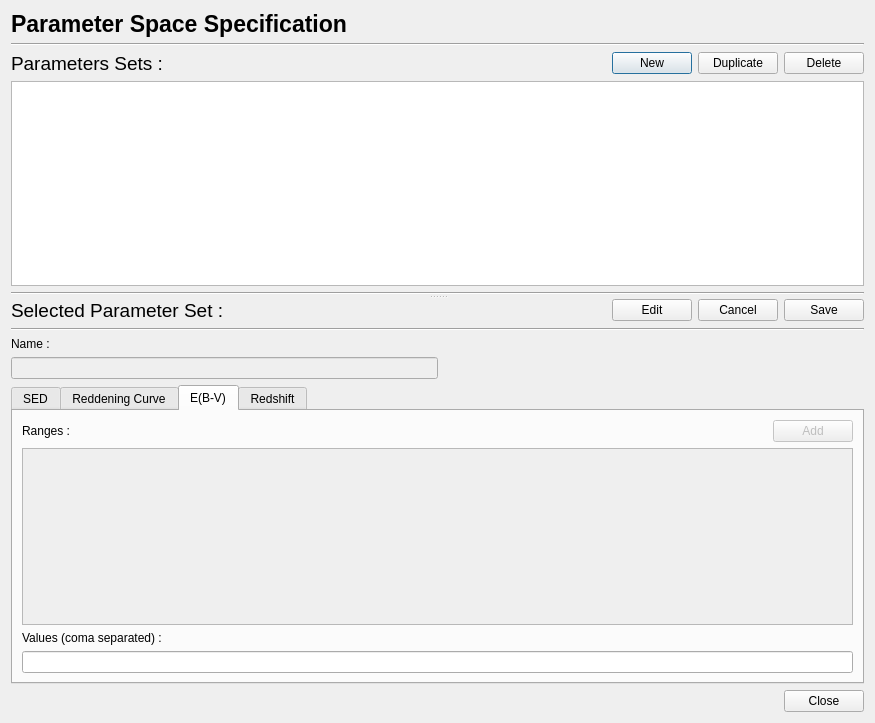
astrorama/Phosphoros, file PhzQtUI/auxdir/PhzQtUI/DialogModelSet.ui: the form before one commit.
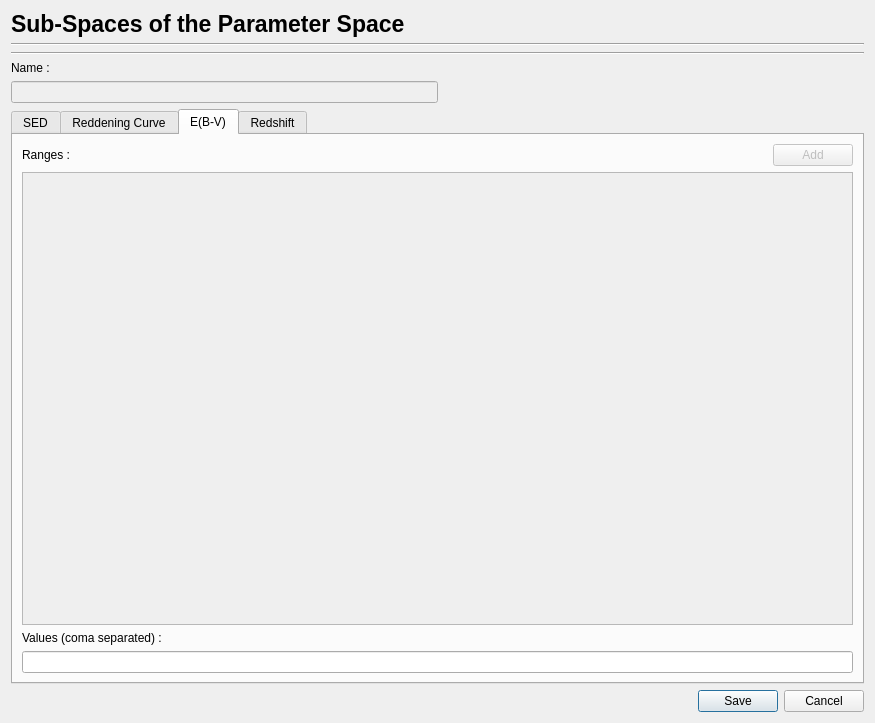
The form after the commit. The open tabs and pages were chosen to show the change. Custom widgets are drawn as their Qt base class.

Commit message: Put the configuration in the main window, simplify the sub-parameter space popup. [Redmine Issue #10709]

Patch:
```diff
--- a/PhzQtUI/auxdir/PhzQtUI/DialogModelSet.ui
+++ b/PhzQtUI/auxdir/PhzQtUI/DialogModelSet.ui
@@ -26,7 +26,7 @@
         </font>
        </property>
        <property name="text">
-        <string>Parameter Space Specification</string>
+        <string>Sub-Spaces of the Parameter Space</string>
        </property>
       </widget>
      </item>
@@ -57,141 +57,8 @@
      <property name="orientation">
       <enum>Qt::Vertical</enum>
      </property>
-     <widget class="QWidget" name="verticalLayoutWidget">
-      <layout class="QVBoxLayout" name="verticalLayout_4">
-       <item>
-        <layout class="QHBoxLayout" name="horizontalLayout">
-         <item>
-          <widget class="QLabel" name="label">
-           <property name="font">
-            <font>
-             <pointsize>14</pointsize>
-            </font>
-           </property>
-           <property name="text">
-            <string>Parameters Sets :</string>
-           </property>
-          </widget>
-         </item>
-         <item>
-          <spacer name="horizontalSpacer">
-           <property name="orientation">
-            <enum>Qt::Horizontal</enum>
-           </property>
-           <property name="sizeHint" stdset="0">
-            <size>
-             <width>40</width>
-             <height>20</height>
-            </size>
-           </property>
-          </spacer>
-         </item>
-         <item>
-          <widget class="QPushButton" name="btn_new">
-           <property name="text">
-            <string>New</string>
-           </property>
-          </widget>
-         </item>
-         <item>
-          <widget class="QPushButton" name="btn_duplicate">
-           <property name="text">
-            <string>Duplicate</string>
-           </property>
-          </widget>
-         </item>
-         <item>
-          <widget class="QPushButton" name="btn_delete">
-           <property name="text">
-            <string>Delete</string>
-           </property>
-          </widget>
-         </item>
-        </layout>
-       </item>
-       <item>
-        <widget class="ParameterRuleTable" name="tableView_ParameterRule">
-         <property name="editTriggers">
-          <set>QAbstractItemView::NoEditTriggers</set>
-         </property>
-         <property name="showDropIndicator" stdset="0">
-          <bool>false</bool>
-         </property>
-         <property name="dragDropOverwriteMode">
-          <bool>false</bool>
-         </property>
-         <property name="sortingEnabled">
-          <bool>true</bool>
-         </property>
-         <attribute name="verticalHeaderVisible">
-          <bool>false</bool>
-         </attribute>
-         <attribute name="verticalHeaderHighlightSections">
-          <bool>false</bool>
-         </attribute>
-        </widget>
-       </item>
-       <item>
-        <widget class="Line" name="line_2">
-         <property name="orientation">
-          <enum>Qt::Horizontal</enum>
-         </property>
-        </widget>
-       </item>
-      </layout>
-     </widget>
      <widget class="QWidget" name="verticalLayoutWidget_2">
       <layout class="QVBoxLayout" name="verticalLayout_10">
-       <item>
-        <layout class="QHBoxLayout" name="horizontalLayout_3">
-         <item>
-          <widget class="QLabel" name="label_3">
-           <property name="font">
-            <font>
-             <pointsize>14</pointsize>
-            </font>
-           </property>
-           <property name="text">
-            <string>Selected Parameter Set :</string>
-           </property>
-          </widget>
-         </item>
-         <item>
-          <spacer name="horizontalSpacer_2">
-           <property name="orientation">
-            <enum>Qt::Horizontal</enum>
-           </property>
-           <property name="sizeHint" stdset="0">
-            <size>
-             <width>40</width>
-             <height>20</height>
-            </size>
-           </property>
-          </spacer>
-         </item>
-         <item>
-          <widget class="QPushButton" name="btn_edit">
-           <property name="text">
-            <string>Edit</string>
-           </property>
-          </widget>
-         </item>
-         <item>
-          <widget class="QPushButton" name="btn_cancel">
-           <property name="text">
-            <string>Cancel</string>
-           </property>
-          </widget>
-         </item>
-         <item>
-          <widget class="QPushButton" name="btn_save">
-           <property name="text">
-            <string>Save</string>
-           </property>
-          </widget>
-         </item>
-        </layout>
-       </item>
        <item>
         <widget class="Line" name="line_4">
          <property name="orientation">
@@ -415,7 +282,7 @@
                 <x>0</x>
                 <y>0</y>
                 <width>831</width>
-                <height>130</height>
+                <height>388</height>
                </rect>
               </property>
               <layout class="QVBoxLayout" name="verticalLayout_3">
@@ -526,19 +393,12 @@
       <enum>Qt::Horizontal</enum>
      </property>
      <property name="standardButtons">
-      <set>QDialogButtonBox::Close</set>
+      <set>QDialogButtonBox::Cancel|QDialogButtonBox::Save</set>
      </property>
     </widget>
    </item>
   </layout>
  </widget>
- <customwidgets>
-  <customwidget>
-   <class>ParameterRuleTable</class>
-   <extends>QTableView</extends>
-   <header>PhzQtUI/ParameterRuleTable.h</header>
-  </customwidget>
- </customwidgets>
  <resources/>
  <connections>
   <connection>
```
Left out of the diff: 18 changed lines with no effect on the pictures. The commit also changes 21 other files.
